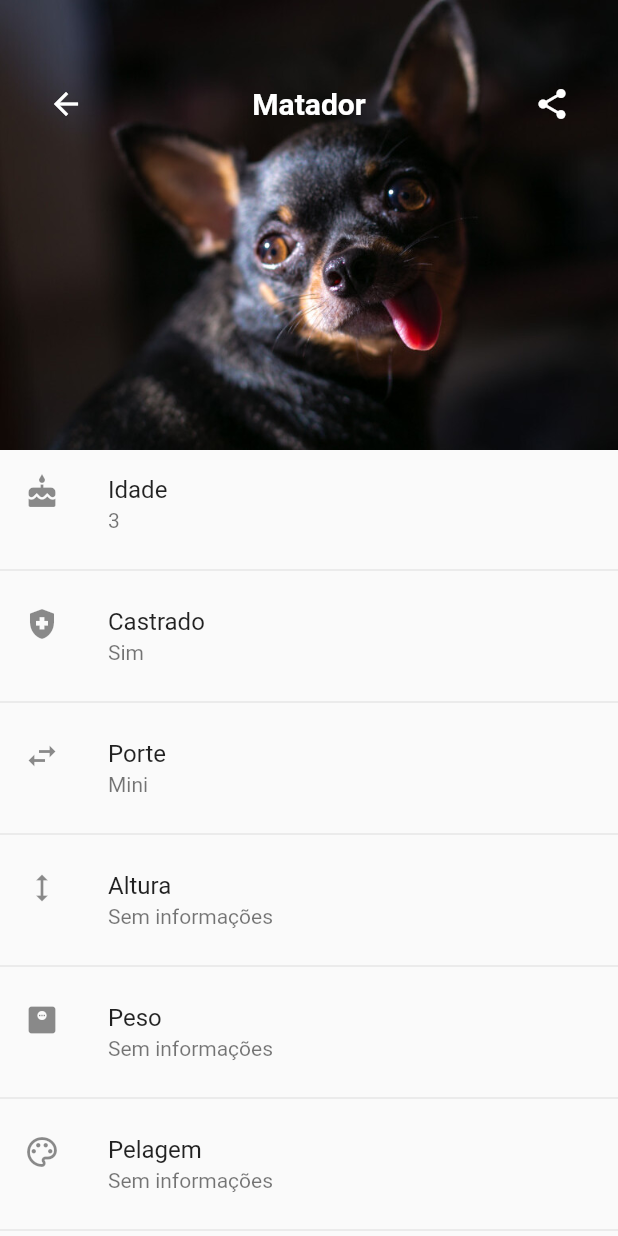
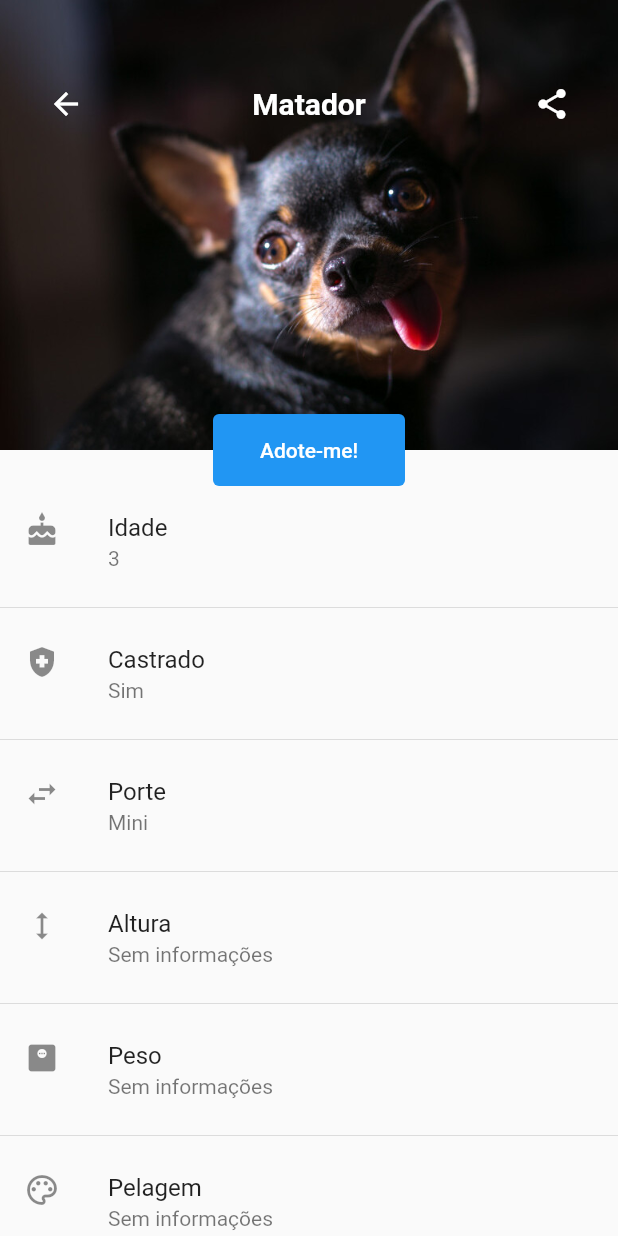
Before and after one commit to Wilian-N-Silva/the_walking_pets, a Flutter app: the screen it shows after launch, after a tap on "Matador", on a phone screen of 412 x 824 dp. Run offline on Flutter 3.47's test engine with Material 2 defaults, Android fonts, the phone set to English and light mode, and no system bars; our stand-ins replace rive, share_plus.

Commit message:
ADD: Animal profile CTA Button

```diff
--- a/lib/screens/animal_profile.dart
+++ b/lib/screens/animal_profile.dart
@@ -27,56 +27,58 @@ class _Tile {
 class _AnimalProfileState extends State<AnimalProfile> {
   @override
   Widget build(BuildContext context) {
+    final animal = widget.animal;
+
     List<_Tile> tileDataSource = [
       _Tile(
         title: 'Idade',
-        subtitle: widget.animal.idade.toString(),
+        subtitle: animal.idade.toString(),
         leading: Icons.cake,
       ),
       _Tile(
         title: 'Castrado',
-        subtitle: (widget.animal.castrado ? 'Sim' : 'Não'),
+        subtitle: (animal.castrado ? 'Sim' : 'Não'),
         leading: Icons.health_and_safety,
       ),
       _Tile(
         title: 'Porte',
-        subtitle: widget.animal.porte.toString(),
+        subtitle: animal.porte.toString(),
         leading: Icons.swap_horiz_outlined,
       ),
       _Tile(
         title: 'Altura',
-        subtitle: (widget.animal.altura ?? 'Sem informações').toString(),
+        subtitle: (animal.altura ?? 'Sem informações').toString(),
         leading: Icons.height,
       ),
       _Tile(
         title: 'Peso',
-        subtitle: (widget.animal.peso ?? 'Sem informações').toString(),
+        subtitle: (animal.peso ?? 'Sem informações').toString(),
         leading: Icons.monitor_weight,
       ),
       _Tile(
         title: 'Pelagem',
-        subtitle: widget.animal.pelagem ?? 'Sem informações',
+        subtitle: animal.pelagem ?? 'Sem informações',
         leading: Icons.color_lens_outlined,
       ),
       _Tile(
         title: 'Temperamento',
-        subtitle: widget.animal.temperamento ?? 'Sem informações',
+        subtitle: animal.temperamento ?? 'Sem informações',
         leading: Icons.mood,
       ),
       _Tile(
         title: 'Espécie',
-        subtitle: widget.animal.especie.toString(),
+        subtitle: animal.especie.toString(),
         leading: Icons.local_offer,
       ),
       _Tile(
         title: 'Raça',
-        subtitle: widget.animal.raca.toString(),
+        subtitle: animal.raca.toString(),
         leading: Icons.invert_colors_rounded,
       ),
       _Tile(
         title: 'Sexo',
-        subtitle: widget.animal.sexo.toString(),
-        leading: widget.animal.sexo.toString().toLowerCase() == 'macho'
+        subtitle: animal.sexo.toString(),
+        leading: animal.sexo.toString().toLowerCase() == 'macho'
             ? Icons.male
             : Icons.female,
       ),
@@ -95,7 +97,7 @@ class _AnimalProfileState extends State<AnimalProfile> {
                 child: Hero(
                     tag: 'animal',
                     child: Image.asset(
-                      widget.animal.foto.toString(),
+                      animal.foto.toString(),
                       fit: BoxFit.cover,
                     )),
               ),
@@ -107,17 +109,14 @@ class _AnimalProfileState extends State<AnimalProfile> {
                 child: Row(
                   mainAxisAlignment: MainAxisAlignment.spaceBetween,
                   children: [
-                    IconButton(
+                    BackButton(
+                      color: Colors.white,
                       onPressed: () {
                         Navigator.pop(context);
                       },
-                      icon: const Icon(
-                        Icons.arrow_back,
-                        color: Colors.white,
-                      ),
                     ),
                     Text(
-                      widget.animal.nome.toString(),
+                      animal.nome.toString(),
                       style: const TextStyle(
                         color: Colors.white,
                         fontSize: 20.0,
@@ -126,7 +125,7 @@ class _AnimalProfileState extends State<AnimalProfile> {
                     ),
                     IconButton(
                       onPressed: () async {
-                        shareAnimal(context, widget.animal.nome.toString());
+                        shareAnimal(context, animal.nome.toString());
                       },
                       icon: const Icon(
                         Icons.share,
@@ -135,11 +134,31 @@ class _AnimalProfileState extends State<AnimalProfile> {
                     ),
                   ],
                 ),
+              ),
+              Container(
+                margin: const EdgeInsets.only(top: 275.0),
+                height: 50.0,
+                child: Center(
+                  child: TextButton(
+                    onPressed: () {},
+                    child: const Text('Adote-me!'),
+                    style: ButtonStyle(
+                      fixedSize: MaterialStateProperty.all<Size>(
+                        const Size(128, 48.0),
+                      ),
+                      backgroundColor: MaterialStateProperty.all<Color>(
+                        Colors.blue,
+                      ),
+                      foregroundColor:
+                          MaterialStateProperty.all<Color>(Colors.white),
+                    ),
+                  ),
+                ),
               )
             ],
           ),
           Container(
-            margin: const EdgeInsets.only(top: 300.0),
+            margin: const EdgeInsets.only(top: 325.0),
             child: ListView.separated(
               physics: const BouncingScrollPhysics(),
               itemCount: tileDataSource.length,
```
